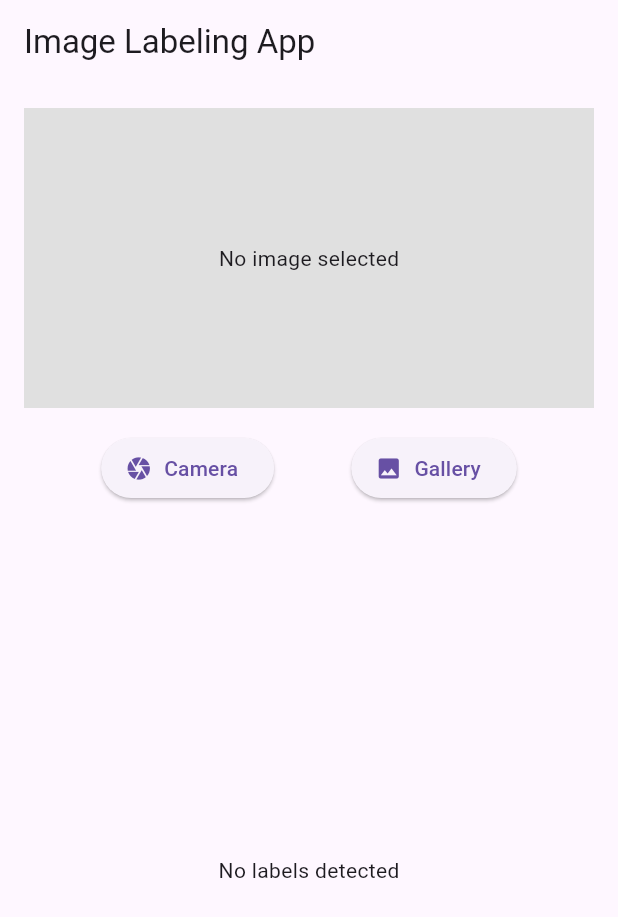
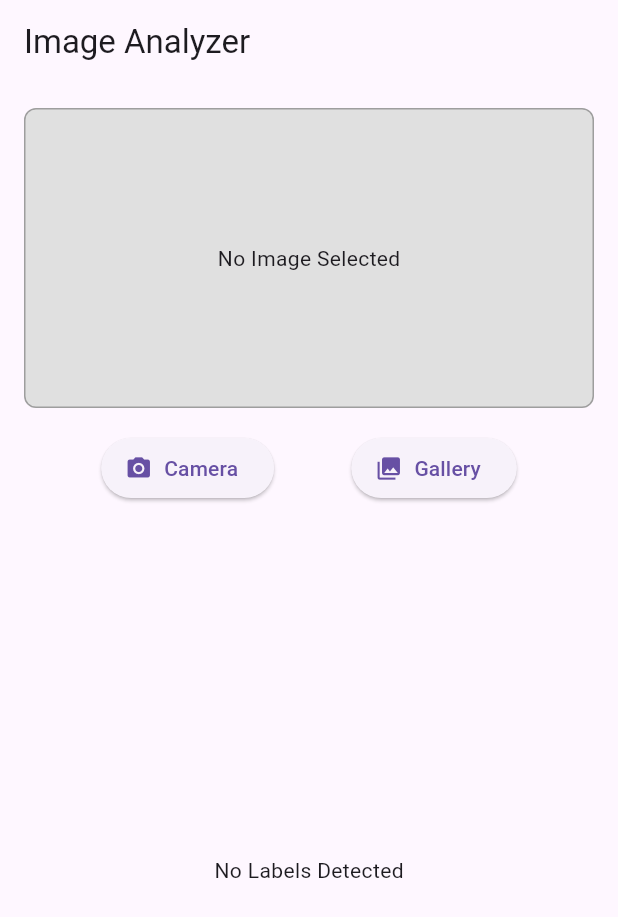
Before and after one commit to abdulbasith007/CW08-Image-Labelling---Flutter, a Flutter app: the screen it shows after launch, after a tap on "Camera", on a phone screen of 412 x 824 dp. Shown: the top 917 px of the screen. Run offline on Flutter 3.47's test engine with Material 3 defaults, Android fonts, the light colour scheme and no system bars; our stand-ins replace firebase_core, image_picker; missing offline and left inert: google_mlkit_image_labeling; accounts and stored records are empty.

Commit message:
Refactored the code in main.dart

```diff
--- a/lib/main.dart
+++ b/lib/main.dart
@@ -7,68 +7,64 @@
 void main() async {
   WidgetsFlutterBinding.ensureInitialized();
   await Firebase.initializeApp(); // Initialize Firebase
-  runApp(ImageLabelingApp());
+  runApp(const ImageAnalyzerApp());
 }
 
-class ImageLabelingApp extends StatelessWidget {
+class ImageAnalyzerApp extends StatelessWidget {
+  const ImageAnalyzerApp({Key? key}) : super(key: key);
+
   @override
   Widget build(BuildContext context) {
     return MaterialApp(
       debugShowCheckedModeBanner: false,
-      home: ImageLabelingScreen(),
+      title: 'Image Analyzer',
+      theme: ThemeData(primarySwatch: Colors.blue),
+      home: const ImageAnalyzerScreen(),
     );
   }
 }
 
-class ImageLabelingScreen extends StatefulWidget {
+class ImageAnalyzerScreen extends StatefulWidget {
+  const ImageAnalyzerScreen({Key? key}) : super(key: key);
+
   @override
-  _ImageLabelingScreenState createState() => _ImageLabelingScreenState();
+  _ImageAnalyzerScreenState createState() => _ImageAnalyzerScreenState();
 }
 
-class _ImageLabelingScreenState extends State<ImageLabelingScreen> {
-  File? _selectedImage;
-  List<String> _labels = [];
-  final ImagePicker _picker = ImagePicker();
+class _ImageAnalyzerScreenState extends State<ImageAnalyzerScreen> {
+  File? _imageFile;
+  List<String> _detectedLabels = [];
+  final ImagePicker _imagePicker = ImagePicker();
 
-  // Function to pick an image from the camera or gallery
-  Future<void> _pickImage(ImageSource source) async {
-    final pickedFile = await _picker.pickImage(source: source);
+  Future<void> _selectImage(ImageSource source) async {
+    final pickedFile = await _imagePicker.pickImage(source: source);
     if (pickedFile != null) {
       setState(() {
-        _selectedImage = File(pickedFile.path);
+        _imageFile = File(pickedFile.path);
+        _detectedLabels.clear(); // Clear previous results
       });
-      _labelImage();
+      await _processImageLabels();
     }
   }
 
-  // Function to label objects in the selected image using Firebase ML Kit
-  Future<void> _labelImage() async {
-    if (_selectedImage == null) return;
+  Future<void> _processImageLabels() async {
+    if (_imageFile == null) return;
 
-    final inputImage = InputImage.fromFile(_selectedImage!);
-    final imageLabeler = ImageLabeler(
-      options:
-          ImageLabelerOptions(confidenceThreshold: 0.5), // Confidence threshold
-    );
+    final inputImage = InputImage.fromFile(_imageFile!);
+    final labelerOptions = ImageLabelerOptions(confidenceThreshold: 0.6);
+    final imageLabeler = ImageLabeler(options: labelerOptions);
 
     try {
-      final List<ImageLabel> labels =
-          await imageLabeler.processImage(inputImage);
-
-      print('Detected labels:');
-      for (var label in labels) {
-        print(
-            '${label.label} - ${(label.confidence * 100).toStringAsFixed(2)}%');
-      }
+      final labels = await imageLabeler.processImage(inputImage);
 
       setState(() {
-        _labels = labels
+        _detectedLabels = labels
             .map((label) =>
-                '${label.label} (${(label.confidence * 100).toStringAsFixed(2)}%)')
+                '${label.label} (${(label.confidence * 100).toStringAsFixed(1)}%)')
             .toList();
       });
     } catch (e) {
-      print('Error during image labeling: $e');
+      print('Error processing image: $e');
     } finally {
       imageLabeler.close();
     }
@@ -77,67 +73,75 @@
   @override
   Widget build(BuildContext context) {
     return Scaffold(
-      appBar: AppBar(
-        title: Text('Image Labeling App'),
-      ),
+      appBar: AppBar(title: const Text('Image Analyzer')),
       body: Padding(
         padding: const EdgeInsets.all(16.0),
         child: Column(
           children: [
-            // Display the selected image
-            if (_selectedImage != null)
-              Image.file(
-                _selectedImage!,
-                height: 200,
-                width: double.infinity,
-                fit: BoxFit.cover,
-              )
-            else
-              Container(
-                height: 200,
-                width: double.infinity,
-                color: Colors.grey[300],
-                child: Center(
-                  child: Text('No image selected'),
-                ),
-              ),
+            _imagePreview(),
             const SizedBox(height: 16),
-            // Buttons to pick an image from the camera or gallery
-            Row(
-              mainAxisAlignment: MainAxisAlignment.spaceEvenly,
-              children: [
-                ElevatedButton.icon(
-                  onPressed: () => _pickImage(ImageSource.camera),
-                  icon: Icon(Icons.camera),
-                  label: Text('Camera'),
-                ),
-                ElevatedButton.icon(
-                  onPressed: () => _pickImage(ImageSource.gallery),
-                  icon: Icon(Icons.photo),
-                  label: Text('Gallery'),
-                ),
-              ],
-            ),
+            _actionButtons(),
             const SizedBox(height: 16),
-            // Display the detected labels
-            Expanded(
-              child: _labels.isNotEmpty
-                  ? ListView.builder(
-                      itemCount: _labels.length,
-                      itemBuilder: (context, index) {
-                        return ListTile(
-                          leading: Icon(Icons.label),
-                          title: Text(_labels[index]),
-                        );
-                      },
-                    )
-                  : Center(
-                      child: Text('No labels detected'),
-                    ),
-            ),
+            _labelResults(),
           ],
         ),
       ),
     );
   }
+
+  Widget _imagePreview() {
+    return Container(
+      height: 200,
+      width: double.infinity,
+      decoration: BoxDecoration(
+        color: Colors.grey[300],
+        border: Border.all(color: Colors.grey),
+        borderRadius: BorderRadius.circular(8.0),
+      ),
+      child: _imageFile != null
+          ? ClipRRect(
+              borderRadius: BorderRadius.circular(8.0),
+              child: Image.file(
+                _imageFile!,
+                fit: BoxFit.cover,
+                width: double.infinity,
+              ),
+            )
+          : const Center(child: Text('No Image Selected')),
+    );
+  }
+
+  Widget _actionButtons() {
+    return Row(
+      mainAxisAlignment: MainAxisAlignment.spaceEvenly,
+      children: [
+        ElevatedButton.icon(
+          onPressed: () => _selectImage(ImageSource.camera),
+          icon: const Icon(Icons.camera_alt),
+          label: const Text('Camera'),
+        ),
+        ElevatedButton.icon(
+          onPressed: () => _selectImage(ImageSource.gallery),
+          icon: const Icon(Icons.photo_library),
+          label: const Text('Gallery'),
+        ),
+      ],
+    );
+  }
+
+  Widget _labelResults() {
+    return Expanded(
+      child: _detectedLabels.isNotEmpty
+          ? ListView.builder(
+              itemCount: _detectedLabels.length,
+              itemBuilder: (context, index) {
+                return ListTile(
+                  leading: const Icon(Icons.label_outline),
+                  title: Text(_detectedLabels[index]),
+                );
+              },
+            )
+          : const Center(child: Text('No Labels Detected')),
+    );
+  }
 }
```
